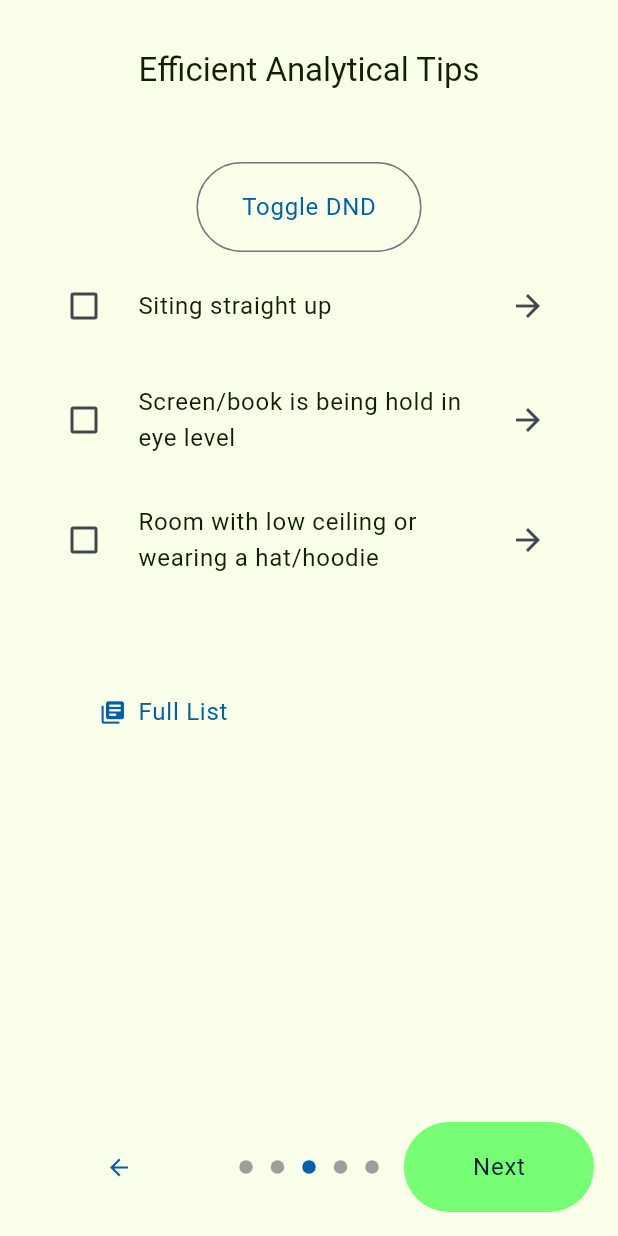
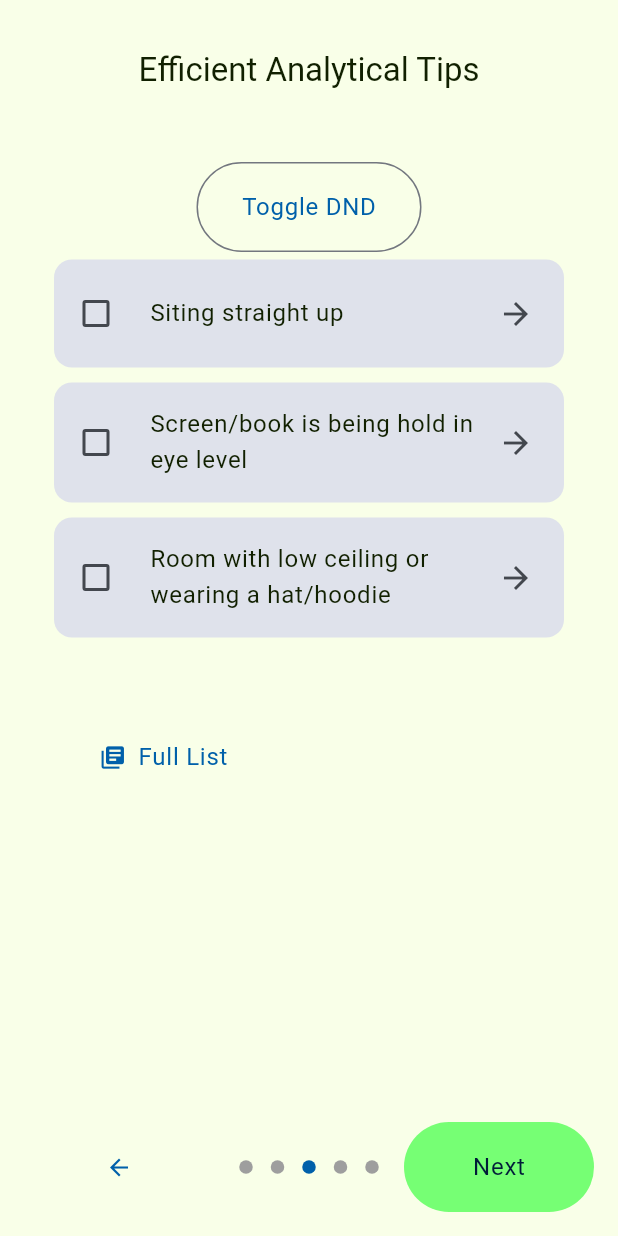
Before and after one commit to guyluz11/infinite_horizons, a Flutter app: the screen it shows after launch, after a tap on "Next", after a tap on "Analytical", on a phone screen of 412 x 824 dp. Run offline on Flutter 3.47's test engine with Material 3 defaults, Android fonts, the phone set to English and light mode, and no system bars; drawn by our look-alikes of introduction_screen; our stand-ins replace animated_toggle_switch, audioplayers, confetti, easy_localization, liquid_progress_indicator_v2, logger and 2 more; missing offline and left inert: custom_timer, flutter_dnd, flutter_vibrate; statements that could not run were skipped.

Commit message:
Testing the use of cards

```diff
--- a/lib/main.dart
+++ b/lib/main.dart
@@ -37,7 +37,7 @@ class MyApp extends StatelessWidget {
       supportedLocales: context.supportedLocales,
       locale: context.locale,
       theme: ThemeData(useMaterial3: true, colorScheme: lightColorScheme),
-      darkTheme: ThemeData(useMaterial3: true, colorScheme: darkColorScheme),
+      // darkTheme: ThemeData(useMaterial3: true, colorScheme: darkColorScheme),
       home: IntroPage(),
     );
   }
--- a/lib/presentation/atoms/atoms.dart
+++ b/lib/presentation/atoms/atoms.dart
@@ -1,4 +1,5 @@
 export 'package:infinite_horizons/presentation/atoms/button_atom.dart';
+export 'package:infinite_horizons/presentation/atoms/card_atom.dart';
 export 'package:infinite_horizons/presentation/atoms/check_box_atom.dart';
 export 'package:infinite_horizons/presentation/atoms/confetti_atom.dart';
 export 'package:infinite_horizons/presentation/atoms/list_tile_atom.dart';
--- /dev/null
+++ b/lib/presentation/atoms/card_atom.dart
@@ -0,0 +1,32 @@
+import 'package:flutter/material.dart';
+
+class CardAtom extends StatelessWidget {
+  const CardAtom({required this.child, this.image, this.imageColor});
+
+  final Widget child;
+  final Image? image;
+  final Color? imageColor;
+
+  @override
+  Widget build(BuildContext context) {
+    return Card.filled(
+      margin: EdgeInsets.zero,
+      clipBehavior: Clip.hardEdge,
+      child: Column(
+        children: [
+          if (image != null)
+            Container(
+              height: 250,
+              width: double.infinity,
+              color: imageColor,
+              child: image,
+            ),
+          Padding(
+            padding: const EdgeInsets.all(8.0),
+            child: child,
+          ),
+        ],
+      ),
+    );
+  }
+}
--- a/lib/presentation/atoms/check_box_atom.dart
+++ b/lib/presentation/atoms/check_box_atom.dart
@@ -1,7 +1,6 @@
 import 'package:flutter/material.dart';
 import 'package:infinite_horizons/domain/vibration_controller.dart';
 import 'package:infinite_horizons/presentation/atoms/atoms.dart';
-
 
 class CheckBoxAtom extends StatefulWidget {
   const CheckBoxAtom(
@@ -40,20 +39,28 @@ class _CheckBoxAtomState extends State<CheckBoxAtom> {
 
   @override
   Widget build(BuildContext context) {
-    return ListTile(
-      contentPadding: EdgeInsets.zero,
-      title: CheckboxListTile(
+    final ThemeData themeData = Theme.of(context);
+    final ColorScheme colorScheme = themeData.colorScheme;
+
+    return CardAtom(
+      child: Row(
+        children: [
+          Expanded(
+            child: CheckboxListTile(
               contentPadding: EdgeInsets.zero,
               title: TextAtom(widget.text),
               controlAffinity: ListTileControlAffinity.leading,
               value: isChecked,
               onChanged: onChange,
             ),
-      trailing: widget.onIconPressed != null
-          ? IconButton(
+          ),
+          if (widget.onIconPressed != null)
+            IconButton(
               onPressed: widget.onIconPressed,
-              icon: const Icon(Icons.arrow_forward),)
-          : null,
+              icon: const Icon(Icons.arrow_forward),
+            ),
+        ],
+      ),
     );
   }
 }
--- a/lib/presentation/molecules/energy_selection_molecule.dart
+++ b/lib/presentation/molecules/energy_selection_molecule.dart
@@ -65,14 +65,29 @@ class _EnergySelectionMoleculeState extends State<EnergySelectionMolecule> {
             margin: false,
           ),
           const SeparatorAtom(variant: SeparatorVariant.farApart),
-          const TextAtom('classic_pomodoro'),
+          CardAtom(
+            child: Column(
+              crossAxisAlignment: CrossAxisAlignment.start,
+              children: [
+                const TextAtom(
+                  'classic_pomodoro',
+                  variant: TextVariant.smallTitle,
+                ),
                 const SeparatorAtom(),
                 energyWidget(EnergyType.medium),
+              ],
+            ),
+          ),
           const SeparatorAtom(variant: SeparatorVariant.farApart),
-          const TextAtom('custom'),
+          CardAtom(
+            child: Column(
+              crossAxisAlignment: CrossAxisAlignment.start,
+              children: [
+                const TextAtom(
+                  'custom',
+                  variant: TextVariant.smallTitle,
+                ),
                 const SeparatorAtom(),
-          Column(
-            children: [
                 energyWidget(EnergyType.max),
                 energyWidget(EnergyType.veryHigh),
                 energyWidget(EnergyType.high),
@@ -80,6 +95,7 @@ class _EnergySelectionMoleculeState extends State<EnergySelectionMolecule> {
                 energyWidget(EnergyType.veryLow),
               ],
             ),
+          ),
         ],
       ),
     );
--- a/lib/presentation/molecules/study_type_selection_molecule.dart
+++ b/lib/presentation/molecules/study_type_selection_molecule.dart
@@ -51,8 +51,15 @@ class _StudyTypeSelectionMoleculeState
             margin: false,
           ),
           const SeparatorAtom(variant: SeparatorVariant.farApart),
-          studyTypeRadioButton(onChanged, selectedType, TipType.analytical),
-          studyTypeRadioButton(onChanged, selectedType, TipType.creative),
+          CardAtom(
+            child: Column(
+              children: [
+                studyTypeRadioButton(
+                    onChanged, selectedType, TipType.analytical),
+                studyTypeRadioButton(onChanged, selectedType, TipType.creative),
+              ],
+            ),
+          ),
         ],
       ),
     );
--- a/lib/presentation/organisms/intro/tips_organism.dart
+++ b/lib/presentation/organisms/intro/tips_organism.dart
@@ -55,13 +55,16 @@ class TipsOrganism extends StatelessWidget {
             itemBuilder: (BuildContext context, int index) {
               final Tip tip = beforeStudyTips[index];
 
-              return CheckBoxAtom(
+              return Container(
+                margin: const EdgeInsets.symmetric(vertical: 5),
+                child: CheckBoxAtom(
                   tip.text,
                   callback: (value) => onCheckBox(tip.id, value),
                   initialValue: tip.selected,
                   onIconPressed: () => Navigator.of(context).push(
                     MaterialPageRoute(
                       builder: (context) => TipInformationPage(tip),
+                    ),
                   ),
                 ),
               );
--- a/lib/presentation/organisms/intro/welcome_organism.dart
+++ b/lib/presentation/organisms/intro/welcome_organism.dart
@@ -1,4 +1,3 @@
-import 'package:flutter/cupertino.dart';
 import 'package:flutter/material.dart';
 import 'package:infinite_horizons/presentation/atoms/atoms.dart';
 import 'package:infinite_horizons/presentation/core/theme_data.dart';
@@ -7,8 +6,7 @@ import 'package:infinite_horizons/presentation/molecules/molecules.dart';
 class WelcomeOrganism extends StatelessWidget {
   @override
   Widget build(BuildContext context) {
-    return Expanded(
-      child: MarginedExpandedAtom(
+    return MarginedExpandedAtom(
       child: Column(
         crossAxisAlignment: CrossAxisAlignment.start,
         children: [
@@ -18,30 +16,33 @@ class WelcomeOrganism extends StatelessWidget {
             margin: false,
           ),
           const SeparatorAtom(variant: SeparatorVariant.farApart),
-            const TextAtom('About the app', variant: TextVariant.smallTitle),
-            const SeparatorAtom(variant: SeparatorVariant.relatedElements),
-            const TextAtom(
+          CardAtom(
+            image: Image.asset('assets/logo.png'),
+            imageColor: AppThemeData.logoBackgroundColor,
+            child: const Column(
+              children: [
+                SeparatorAtom(),
+                TextAtom(
+                  'About the app',
+                  variant: TextVariant.smallTitle,
+                ),
+                SeparatorAtom(variant: SeparatorVariant.relatedElements),
+                TextAtom(
                     "Sometimes we study new material but can't remember as much as we would like to.\n"
                     "Sometimes we work but our focus isn't as strong as we know it could be.\nUsing this app your study and work session efficiency can increase dramatically by following methods that got approved by studies and published in research papers.\n\n"),
-            const TextAtom('Instructions', variant: TextVariant.smallTitle),
-            const SeparatorAtom(variant: SeparatorVariant.relatedElements),
-            const TextAtom(
+                TextAtom('Instructions', variant: TextVariant.smallTitle),
+                SeparatorAtom(variant: SeparatorVariant.relatedElements),
+                TextAtom(
                   "Each time you sit to study a new material or work in your office we recommend opening the app and let it guid you for efficient and productive session.\n"
                   "The app use your responses to tailor the tips and session timer to your specific needs, so make sure to follow it as best as you can.\n\n"
                   "Enjoy",
                 ),
-            const SeparatorAtom(),
-            Expanded(
-              child: Container(
-                width: double.infinity,
-                color: AppThemeData.logoBackgroundColor,
-                child: Image.asset('assets/logo.png'),
+              ],
             ),
           ),
           const SeparatorAtom(),
         ],
       ),
-      ),
     );
   }
 }
--- a/lib/presentation/organisms/ready_for_session_organism.dart
+++ b/lib/presentation/organisms/ready_for_session_organism.dart
@@ -1,5 +1,5 @@
 import 'package:confetti/confetti.dart';
-import 'package:flutter/cupertino.dart';
+import 'package:flutter/material.dart';
 import 'package:infinite_horizons/domain/study_type_abstract.dart';
 import 'package:infinite_horizons/domain/tip.dart';
 import 'package:infinite_horizons/presentation/atoms/atoms.dart';
@@ -67,6 +67,10 @@ class _ReadyForSessionOrganismState extends State<ReadyForSessionOrganism> {
                     const SeparatorAtom(),
                   ],
                 ),
+              CardAtom(
+                child: Column(
+                  crossAxisAlignment: CrossAxisAlignment.start,
+                  children: [
                     const TextAtom(
                       'in_session_tips',
                       variant: TextVariant.smallTitle,
@@ -83,6 +87,9 @@ class _ReadyForSessionOrganismState extends State<ReadyForSessionOrganism> {
                       itemCount: tips.length,
                       separatorBuilder: (BuildContext context, int index) =>
                           const SeparatorAtom(),
+                    ),
+                  ],
+                ),
               ),
               const SeparatorAtom(variant: SeparatorVariant.farApart),
             ],
--- a/lib/presentation/pages/intro_page.dart
+++ b/lib/presentation/pages/intro_page.dart
@@ -48,13 +48,13 @@ class _IntroPageState extends State<IntroPage> {
         ),
         pages: [
           PageViewModel(
-            useScrollView: false,
             decoration: emptyPageDecoration(),
             bodyWidget: WelcomeOrganism(),
             titleWidget: const SizedBox(),
           ),
           PageViewModel(
             titleWidget: const SizedBox(),
+            useScrollView: false,
             decoration: emptyPageDecoration(),
             bodyWidget: StudyTypeSelectionMolecule(() async {
               setState(() {
```
Lines whose indentation alone changed are shown as unchanged.
